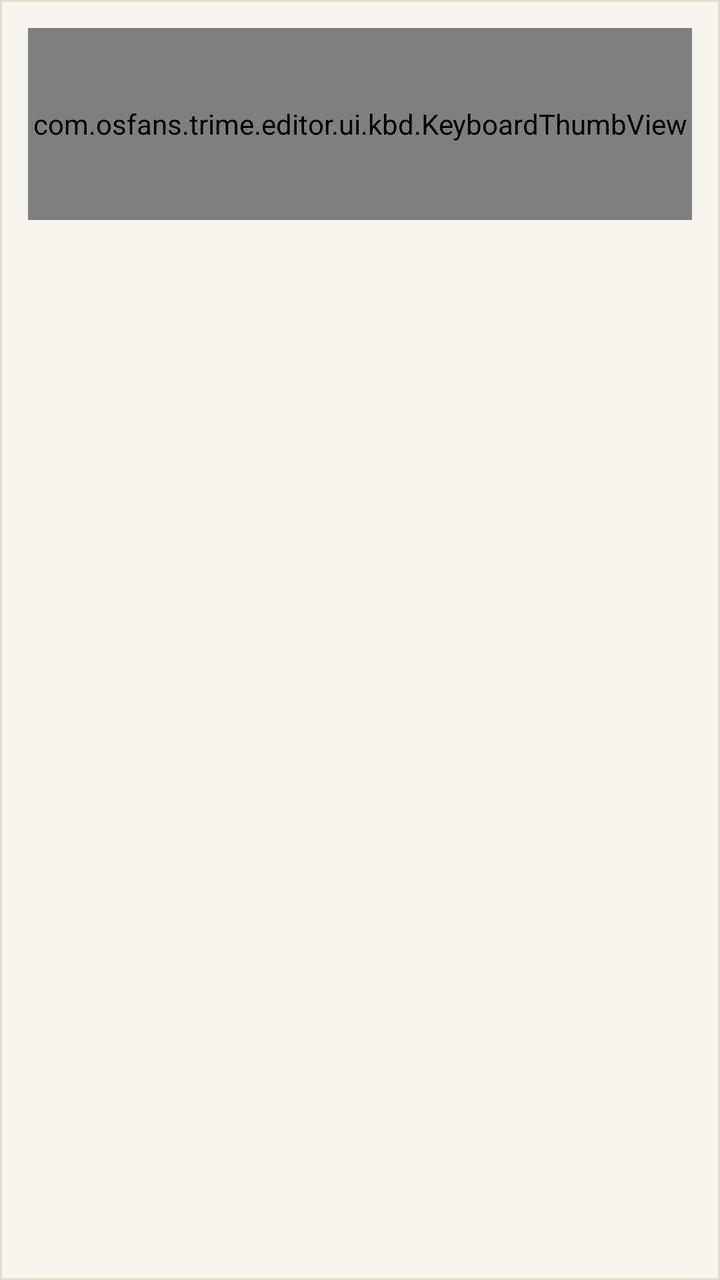
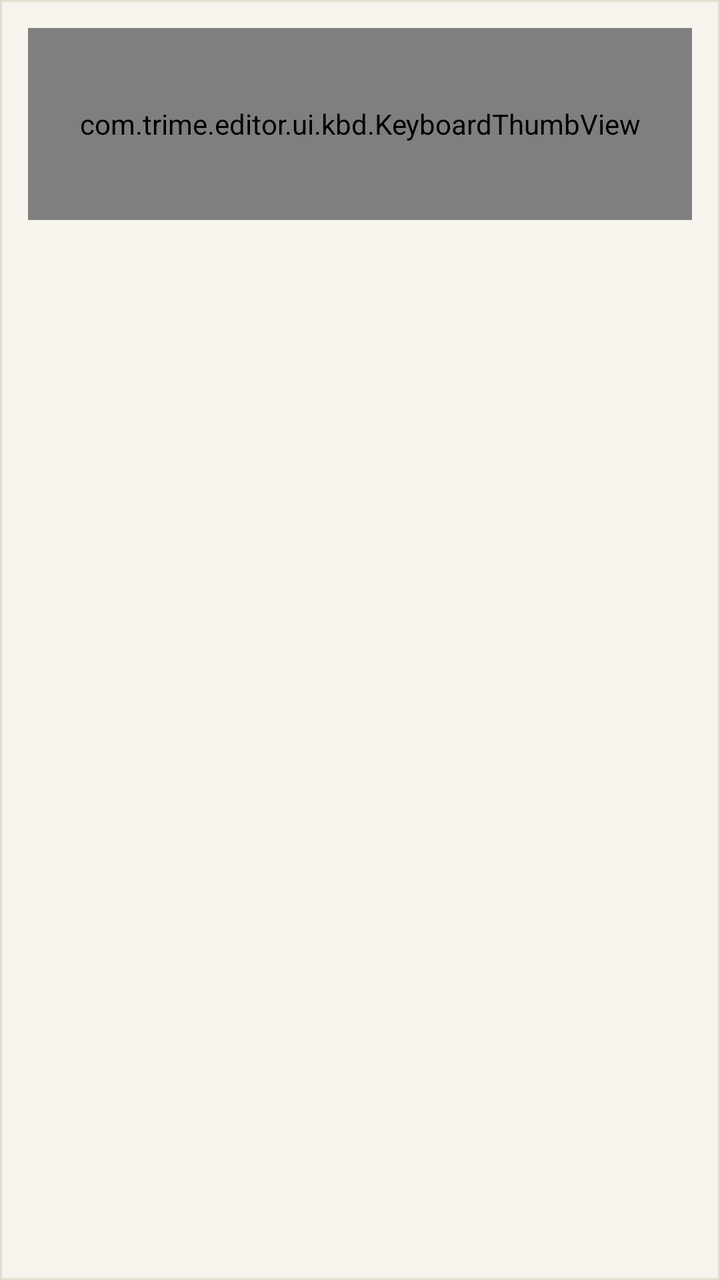

An Android layout rendered at two revisions. The XML below is the earlier revision; the diff shows what the commit changed to produce the second picture.
<!-- AndroidManifest.xml: application theme Theme.TrimeEditor -->
<!-- res/layout/item_keyboard.xml -->
<?xml version="1.0" encoding="utf-8"?>
<LinearLayout xmlns:android="http://schemas.android.com/apk/res/android"
    android:layout_width="match_parent"
    android:layout_height="wrap_content"
    android:layout_marginStart="16dp"
    android:layout_marginTop="6dp"
    android:layout_marginEnd="16dp"
    android:layout_marginBottom="6dp"
    android:background="@drawable/bg_card_ripple"
    android:clickable="true"
    android:focusable="true"
    android:orientation="vertical">

    <LinearLayout
        android:layout_width="match_parent"
        android:layout_height="wrap_content"
        android:orientation="vertical"
        android:paddingStart="14dp"
        android:paddingTop="14dp"
        android:paddingEnd="14dp"
        android:paddingBottom="14dp">

        <com.osfans.trime.editor.ui.kbd.KeyboardThumbView
            android:id="@+id/thumb"
            android:layout_width="match_parent"
            android:layout_height="96dp" />

        <TextView
            android:id="@+id/name"
            android:layout_width="match_parent"
            android:layout_height="wrap_content"
            android:layout_marginTop="10dp"
            android:ellipsize="end"
            android:fontFamily="sans-serif-medium"
            android:singleLine="true"
            android:textColor="?attr/ui_ink"
            android:textSize="15sp" />

        <TextView
            android:id="@+id/meta"
            android:layout_width="match_parent"
            android:layout_height="wrap_content"
            android:layout_marginTop="3dp"
            android:fontFamily="monospace"
            android:singleLine="true"
            android:textColor="?attr/ui_muted"
            android:textSize="10sp" />

        <TextView
            android:id="@+id/badge"
            android:layout_width="match_parent"
            android:layout_height="wrap_content"
            android:layout_marginTop="6dp"
            android:lineSpacingMultiplier="1.2"
            android:textColor="?attr/ui_accent"
            android:textSize="10sp"
            android:visibility="gone" />
    </LinearLayout>
</LinearLayout>
<!-- resources referenced by this layout -->
<resources>
  <!-- drawable bg_card_ripple (drawable) -->
  <?xml version="1.0" encoding="utf-8"?>
  <ripple xmlns:android="http://schemas.android.com/apk/res/android"
      android:color="#1F000000">
      <item>
          <shape android:shape="rectangle">
              <solid android:color="?attr/ui_card" />
              <corners android:radius="?attr/ui_radius_card" />
              <stroke
                  android:width="@dimen/ui_swatch_stroke_w"
                  android:color="?attr/ui_rule" />
          </shape>
      </item>
      <item android:id="@android:id/mask">
          <shape android:shape="rectangle">
              <solid android:color="#FFFFFFFF" />
              <corners android:radius="?attr/ui_radius_card" />
          </shape>
      </item>
  </ripple>
  <dimen name="ui_swatch_stroke_w">1dp</dimen>
  <color name="brand_primary">#2C5F55</color>
  <color name="brand_primary_dark">#1F443D</color>
  <color name="brand_accent">#C77B4E</color>
  <color name="proof_ink_2">#FF5C564A</color>
  <color name="proof_paper">#FFF7F4ED</color>
  <color name="proof_sheet">#FFFFFDF8</color>
  <color name="proof_ink">#FF23211C</color>
  <color name="proof_muted">#FF8A8271</color>
  <color name="proof_rule">#FFE4DECF</color>
  <color name="proof_rule_strong">#FFD9D1C0</color>
  <color name="divider">#1F000000</color>
  <color name="proof_accent">#FFB23A1A</color>
  <color name="proof_primary_container">#FFDCE7E1</color>
  <color name="proof_on_primary_container">#FF142E28</color>
  <color name="proof_mark">#FFBDB4A2</color>
  <color name="proof_swatch_stroke">#33000000</color>
  <color name="proof_knob">#FFFFFDF8</color>
  <color name="proof_pill_stroke">#26000000</color>
  <color name="warn">#B3261E</color>
  <color name="note_fill">#F0F2F1</color>
  <color name="stale_fill">#FDF3E3</color>
  <color name="stale_text">#7A4A12</color>
  <color name="chip_text">#4A4A4A</color>
  <color name="chip_text_selected">#FFFFFF</color>
  <dimen name="ui_swatch_radius">2dp</dimen>
  <!-- unchanged entries left out for length: 1 -->
</resources>

<!-- the commit's change to res/layout/item_keyboard.xml (unified diff, before → after) -->
@@ -20,7 +20,7 @@
         android:paddingEnd="14dp"
         android:paddingBottom="14dp">
 
-        <com.osfans.trime.editor.ui.kbd.KeyboardThumbView
+        <com.trime.editor.ui.kbd.KeyboardThumbView
             android:id="@+id/thumb"
             android:layout_width="match_parent"
             android:layout_height="96dp" />
